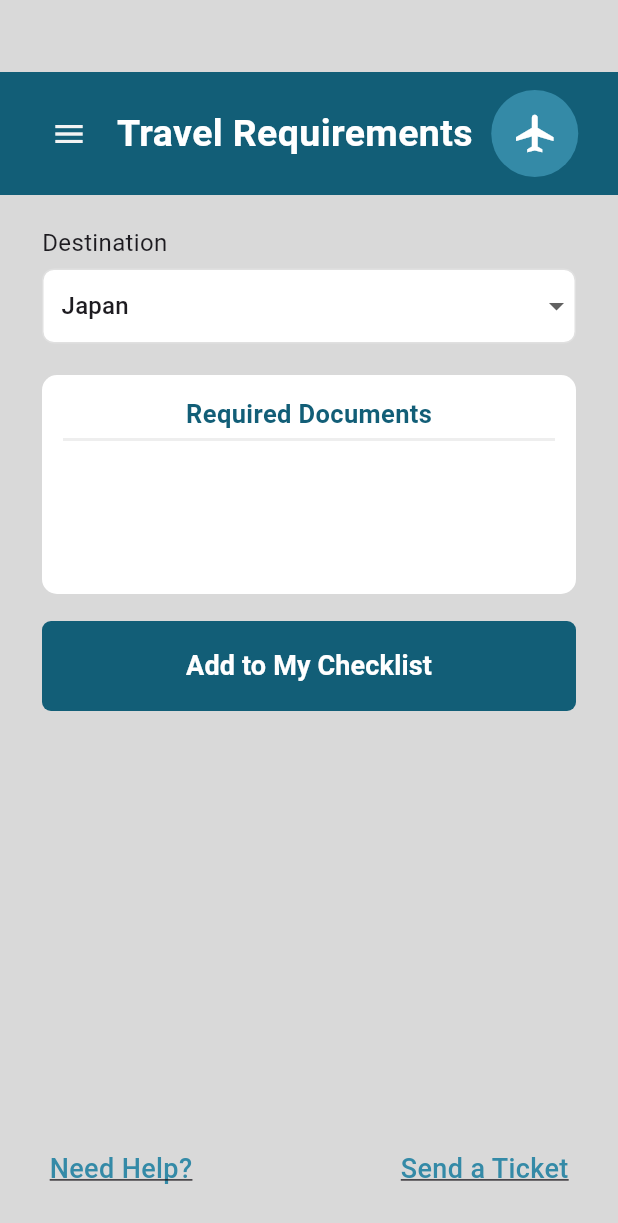
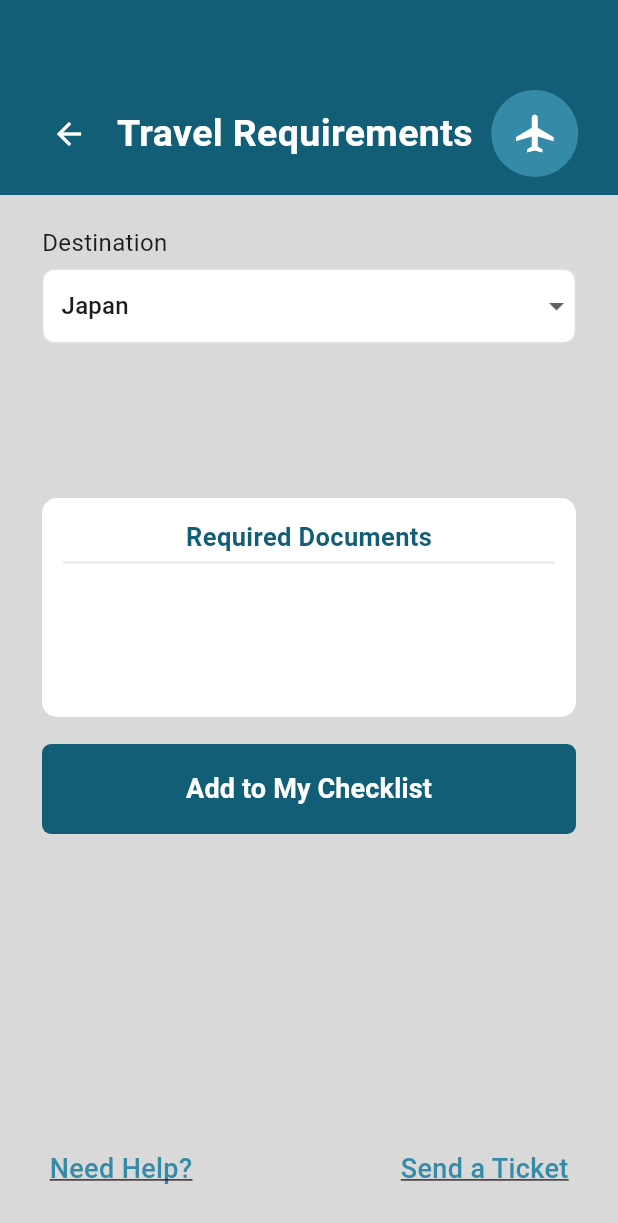
Before and after one commit to BiancaEllaOcampo/TravelEase, a Flutter app: the UserHomePage screen opened directly, after a tap on "Travel Requirements", on a phone screen of 412 x 824 dp. Shown: the top 1223 px of the screen. Run offline on Flutter 3.47's test engine with Material 3 defaults, Android fonts, the phone set to English and light mode, and no system bars; network calls fail; Roboto replaces fonts that are missing (Kumbh Sans).

Commit message:
Refactor app bar across multiple pages: unify design, remove redundant banners, and adjust layout for improved spacing

```diff
--- a/lib/pages/user_homepage.dart
+++ b/lib/pages/user_homepage.dart
@@ -1,30 +1,19 @@
 import 'package:flutter/material.dart';
 import 'user_travel_requirments.dart';
+
 class UserHomePage extends StatelessWidget {
   const UserHomePage({super.key});
 
   @override
   Widget build(BuildContext context) {
     return Scaffold(
-      body: Stack(
-        children: [
-          // Background
-          Container(
-            width: double.infinity,
-            height: double.infinity,
-            color: const Color(0xFFD9D9D9),
-          ),
-
-          // Header Banner
-          Positioned(
-            top: 48,
-            left: 0,
-            right: 0,
-            height: 82,
+      appBar: PreferredSize(
+        preferredSize: const Size.fromHeight(130),
         child: Container(
+          height: 130,
           color: const Color(0xFF125E77),
           child: Padding(
-                padding: const EdgeInsets.symmetric(horizontal: 22),
+            padding: const EdgeInsets.only(top: 48, left: 22, right: 22),
             child: Row(
               mainAxisAlignment: MainAxisAlignment.spaceBetween,
               children: [
@@ -70,10 +59,21 @@ class UserHomePage extends StatelessWidget {
           ),
         ),
       ),
+      body: SingleChildScrollView(
+        child: SizedBox(
+          height: MediaQuery.of(context).size.height + 200, // Extra height for scrolling
+          child: Stack(
+            children: [
+              // Background
+              Container(
+                width: double.infinity,
+                height: double.infinity,
+                color: const Color(0xFFD9D9D9),
+              ),
 
           // Welcome Message
           Positioned(
-            top: 161,
+            top: 31, // Reduced gap - was 161 + 48, now much closer to banner
             left: 36,
             child: RichText(
               text: const TextSpan(
@@ -102,7 +102,7 @@ class UserHomePage extends StatelessWidget {
 
           // User Alert Card
           Positioned(
-            top: 206,
+            top: 76, // Reduced gap - was 206 + 48, now much closer
             left: 34,
             right: 34,
             child: Container(
@@ -187,128 +187,66 @@ class UserHomePage extends StatelessWidget {
 
           // Travel Requirements Button
           Positioned(
-            top: 459,
-            left: 47,
-            right: 53,
-            child: Container(
-              height: 65,
-              decoration: BoxDecoration(
-                color: const Color(0xFF348AA7),
-                borderRadius: BorderRadius.circular(50),
-              ),
-              child: MaterialButton(
-                onPressed: () {
-                  Navigator.push(
+            top: 329, // Reduced gap - was 459 + 48, now properly spaced
+            left: 34,
+            right: 34,
+            child: _buildFeatureButton(
+              context,
+              'Travel Requirements',
+              'Check requirements for your destination',
+              Icons.flight_takeoff,
+              () => Navigator.push(
                 context,
                 MaterialPageRoute(builder: (context) => const UserTravelRequirementsPage()),
-                  );
-                },
-                shape: RoundedRectangleBorder(
-                  borderRadius: BorderRadius.circular(50),
-                ),
-                child: const Text(
-                  'Travel Requirements',
-                  style: TextStyle(
-                    color: Colors.white,
-                    fontSize: 25,
-                    fontWeight: FontWeight.bold,
-                    fontFamily: 'Kumbh Sans',
-                  ),
-                ),
               ),
             ),
           ),
 
           // Documents Checklist Button
           Positioned(
-            top: 545,
-            left: 48,
-            right: 52,
-            child: Container(
-              height: 65,
-              decoration: BoxDecoration(
-                color: const Color(0xFF348AA7),
-                borderRadius: BorderRadius.circular(50),
-              ),
-              child: MaterialButton(
-                onPressed: () {
+            top: 445, // Reduced gap - was 575 + 48, now properly spaced
+            left: 34,
+            right: 34,
+            child: _buildFeatureButton(
+              context,
+              'Documents Checklist',
+              'Create and manage your travel document checklist',
+              Icons.checklist_rtl,
+              () {
                 // Handle documents checklist navigation
               },
-                shape: RoundedRectangleBorder(
-                  borderRadius: BorderRadius.circular(50),
-                ),
-                child: const Text(
-                  'Documents Checklist',
-                  style: TextStyle(
-                    color: Colors.white,
-                    fontSize: 25,
-                    fontWeight: FontWeight.bold,
-                    fontFamily: 'Kumbh Sans',
-                  ),
-                ),
-              ),
             ),
           ),
 
           // View My Documents Button
           Positioned(
-            top: 631,
-            left: 50,
-            right: 50,
-            child: Container(
-              height: 65,
-              decoration: BoxDecoration(
-                color: const Color(0xFF348AA7),
-                borderRadius: BorderRadius.circular(50),
-              ),
-              child: MaterialButton(
-                onPressed: () {
+            top: 561, // Reduced gap - was 691 + 48, now properly spaced
+            left: 34,
+            right: 34,
+            child: _buildFeatureButton(
+              context,
+              'View My Documents',
+              'Access your uploaded documents and verification status',
+              Icons.folder_open,
+              () {
                 // Handle view documents navigation
               },
-                shape: RoundedRectangleBorder(
-                  borderRadius: BorderRadius.circular(50),
-                ),
-                child: const Text(
-                  'View My Documents',
-                  style: TextStyle(
-                    color: Colors.white,
-                    fontSize: 25,
-                    fontWeight: FontWeight.bold,
-                    fontFamily: 'Kumbh Sans',
-                  ),
-                ),
-              ),
             ),
           ),
 
           // View AI Feedback Button
           Positioned(
-            top: 717,
-            left: 50,
-            right: 50,
-            child: Container(
-              height: 65,
-              decoration: BoxDecoration(
-                color: const Color(0xFF348AA7),
-                borderRadius: BorderRadius.circular(50),
-              ),
-              child: MaterialButton(
-                onPressed: () {
+            top: 677, // Reduced gap - was 807 + 48, now properly spaced
+            left: 34,
+            right: 34,
+            child: _buildFeatureButton(
+              context,
+              'View AI Feedback',
+              'Get AI-powered insights on your documents',
+              Icons.psychology,
+              () {
                 // Handle AI feedback navigation
               },
-                shape: RoundedRectangleBorder(
-                  borderRadius: BorderRadius.circular(50),
-                ),
-                child: const Text(
-                  'View AI Feedback',
-                  style: TextStyle(
-                    color: Colors.white,
-                    fontSize: 25,
-                    fontWeight: FontWeight.bold,
-                    fontFamily: 'Kumbh Sans',
-                  ),
-                ),
-              ),
             ),
           ),
 
@@ -353,6 +291,80 @@ class UserHomePage extends StatelessWidget {
           ),
         ],
       ),
+        ),
+      ),
+    );
+  }
+
+  Widget _buildFeatureButton(
+    BuildContext context,
+    String title,
+    String description,
+    IconData icon,
+    VoidCallback onPressed,
+  ) {
+    return Container(
+      margin: const EdgeInsets.only(bottom: 12),
+      child: ElevatedButton(
+        onPressed: onPressed,
+        style: ElevatedButton.styleFrom(
+          backgroundColor: Colors.white,
+          foregroundColor: const Color(0xFF125E77),
+          padding: const EdgeInsets.all(16),
+          shape: RoundedRectangleBorder(
+            borderRadius: BorderRadius.circular(12),
+            side: const BorderSide(color: Color(0xFF348AA7), width: 2),
+          ),
+          elevation: 3,
+        ),
+        child: Row(
+          children: [
+            Container(
+              padding: const EdgeInsets.all(12),
+              decoration: BoxDecoration(
+                color: const Color(0xFF348AA7).withOpacity(0.1),
+                borderRadius: BorderRadius.circular(8),
+              ),
+              child: Icon(
+                icon,
+                color: const Color(0xFF348AA7),
+                size: 28,
+              ),
+            ),
+            const SizedBox(width: 16),
+            Expanded(
+              child: Column(
+                crossAxisAlignment: CrossAxisAlignment.start,
+                children: [
+                  Text(
+                    title,
+                    style: const TextStyle(
+                      fontSize: 18,
+                      fontWeight: FontWeight.bold,
+                      color: Color(0xFF125E77),
+                      fontFamily: 'Kumbh Sans',
+                    ),
+                  ),
+                  const SizedBox(height: 4),
+                  Text(
+                    description,
+                    style: TextStyle(
+                      fontSize: 14,
+                      color: Colors.grey[600],
+                      fontFamily: 'Kumbh Sans',
+                    ),
+                  ),
+                ],
+              ),
+            ),
+            const Icon(
+              Icons.arrow_forward_ios,
+              color: Color(0xFF348AA7),
+              size: 20,
+            ),
+          ],
+        ),
+      ),
     );
   }
 }
--- a/lib/pages/user_travel_requirments.dart
+++ b/lib/pages/user_travel_requirments.dart
@@ -13,33 +13,23 @@ class _UserTravelRequirementsPageState extends State<UserTravelRequirementsPage>
   @override
   Widget build(BuildContext context) {
     return Scaffold(
-      body: Stack(
-        children: [
-          // Background
-          Container(
-            width: double.infinity,
-            height: double.infinity,
-            color: const Color(0xFFD9D9D9),
-          ),
-
-          // Header Banner
-          Positioned(
-            top: 48,
-            left: 0,
-            right: 0,
-            height: 82,
+      appBar: PreferredSize(
+        preferredSize: const Size.fromHeight(130),
         child: Container(
+          height: 130,
           color: const Color(0xFF125E77),
           child: Padding(
-                padding: const EdgeInsets.symmetric(horizontal: 22),
+            padding: const EdgeInsets.only(top: 48, left: 22, right: 22),
             child: Row(
               mainAxisAlignment: MainAxisAlignment.spaceBetween,
               children: [
                 IconButton(
-                      onPressed: () {},
+                  onPressed: () {
+                    Navigator.pop(context);
+                  },
                   icon: const Icon(
-                        Icons.menu,
-                        color: Color(0xFFF3F3F3),
+                    Icons.arrow_back,
+                    color: Colors.white,
                     size: 24,
                   ),
                 ),
@@ -70,10 +60,17 @@ class _UserTravelRequirementsPageState extends State<UserTravelRequirementsPage>
           ),
         ),
       ),
-
+      body: Stack(
+        children: [
+          // Background
+          Container(
+            width: double.infinity,
+            height: double.infinity,
+            color: const Color(0xFFD9D9D9),
+          ),
           // Destination
           Positioned(
-            top: 150,
+            top: 20, // Reduced gap - was 150 - 48, now properly positioned after AppBar
             left: 28,
             right: 28,
             child: Column(
@@ -120,7 +117,7 @@ class _UserTravelRequirementsPageState extends State<UserTravelRequirementsPage>
 
           // Lists (Empty for now)
           Positioned(
-            top: 250,
+            top: 250 - 48, // Adjust for removed banner offset
             left: 28,
             right: 28,
             child: Column(
```
Also changed, not shown: lib/pages/admin_dashboard.dart (+14 -18 lines), lib/pages/admin_login.dart (+27 -31 lines), lib/pages/admin_user_management.dart (+13 -18 lines), lib/pages/splash_screen.dart (+35 -40 lines), lib/pages/template.dart (+13 -17 lines), lib/pages/user_login.dart (+27 -31 lines), lib/pages/user_signup.dart (+14 -18 lines). Lines whose indentation alone changed are shown as unchanged.
